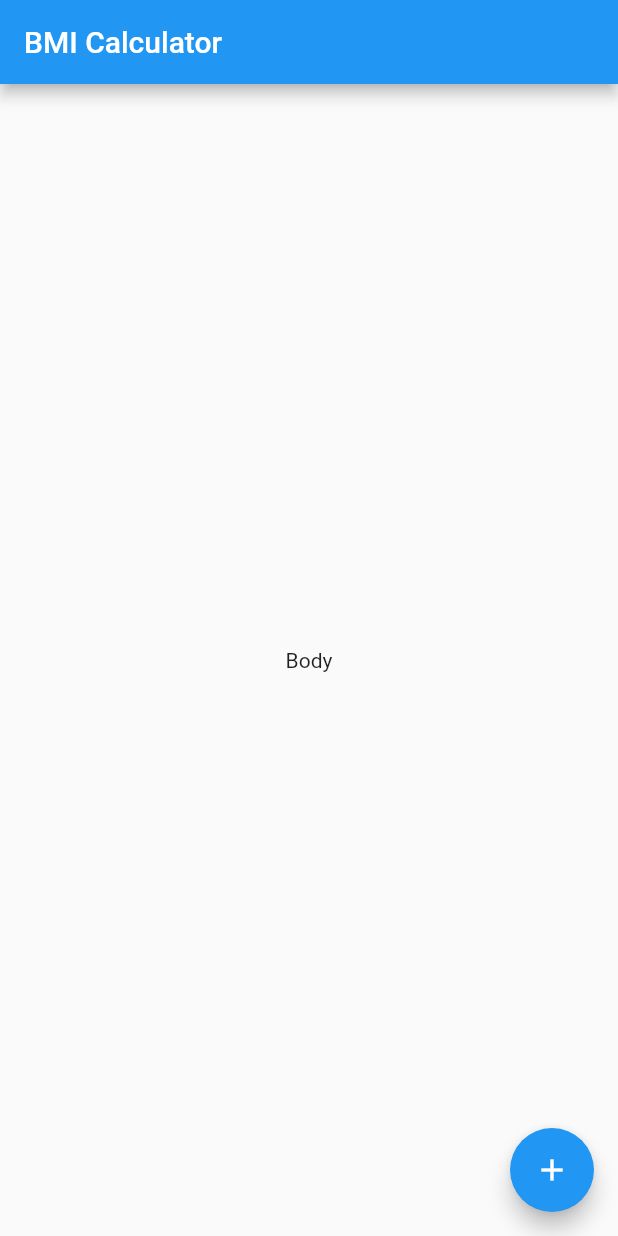
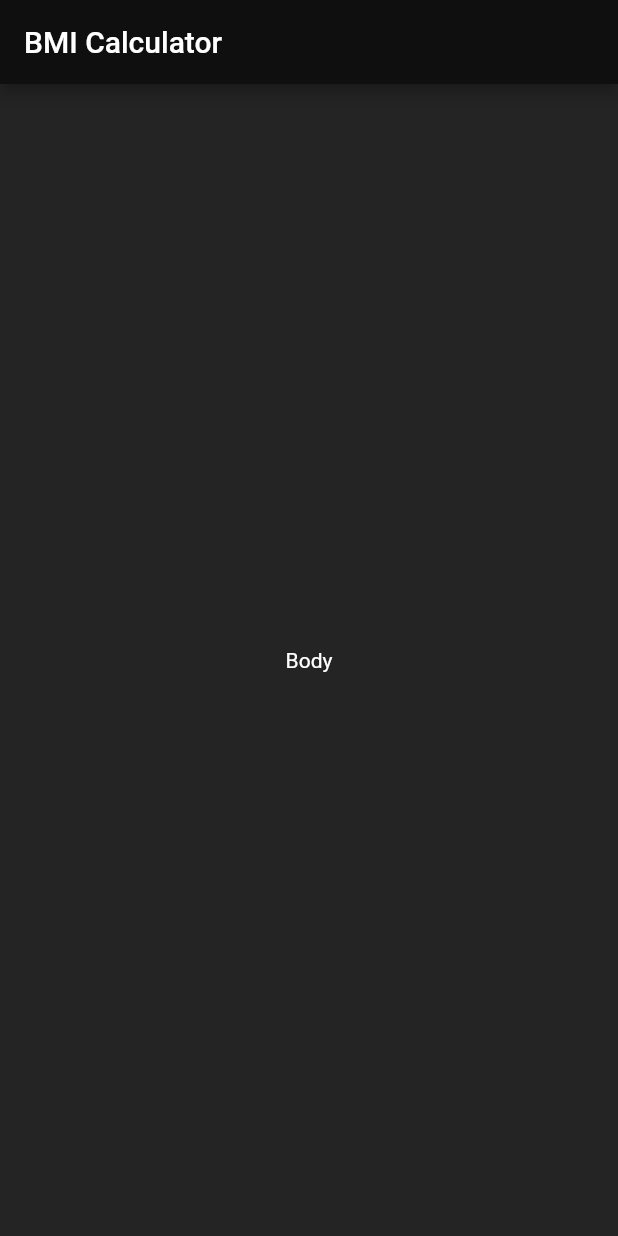
Before and after one commit to Akhmen18/bmi_calc, a Flutter app: the screen it shows after launch, on a phone screen of 412 x 824 dp. Run offline on Flutter 3.47's test engine with Material 2 defaults, Android fonts, the phone set to English and light mode, and no system bars.

Commit message:
Add base theme to the app

```diff
--- a/lib/main.dart
+++ b/lib/main.dart
@@ -8,6 +8,14 @@ class BMICalculator extends StatelessWidget {
   @override
   Widget build(BuildContext context) {
     return MaterialApp(
+      theme: ThemeData.dark().copyWith(
+        primaryColor: Color(0xFF100F10),
+        scaffoldBackgroundColor: Color(0xFF242424),
+        accentColor: Colors.teal,
+        /*textTheme: TextTheme(
+          bodyText2: TextStyle(color: Colors.white),
+        ),*/
+      ),
       home: InputPage(),
     );
   }
@@ -28,9 +36,6 @@ class _InputPageState extends State<InputPage> {
       body: Center(
         child: Text('Body'),
       ),
-      floatingActionButton: FloatingActionButton(
-        child: Icon(Icons.add),
-      ),
     );
   }
 }
```
